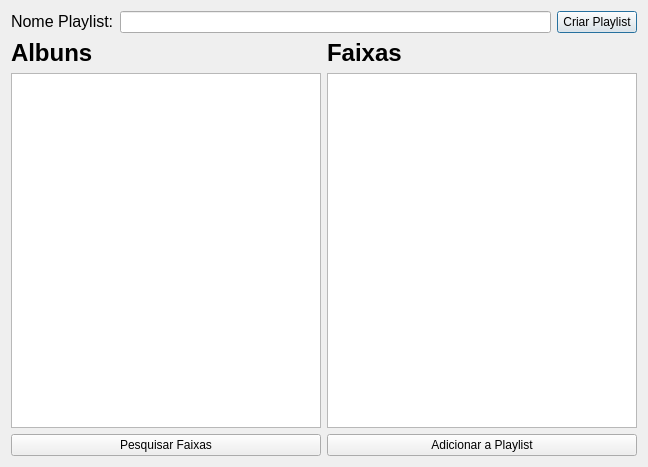
This is spotPer/janelanovaplaylist.ui in liiiipe/spotPer as Qt 5 draws it before an edit. The edited form follows.
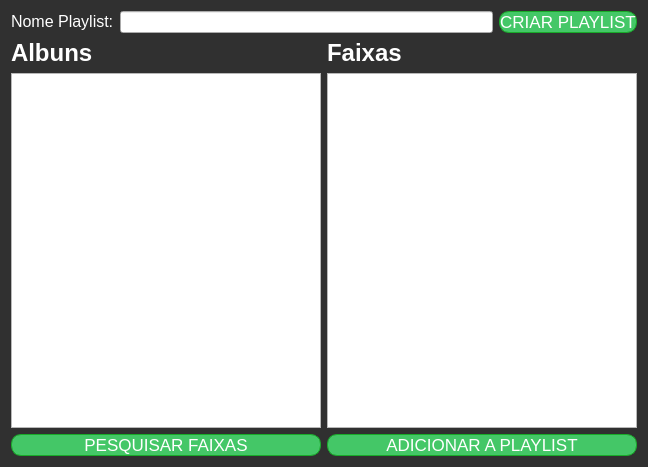
This is the edited form. Icons and pictures are not drawn.

The edit to the form file:
```diff
--- a/spotPer/janelanovaplaylist.ui
+++ b/spotPer/janelanovaplaylist.ui
@@ -13,6 +13,30 @@
   <property name="windowTitle">
    <string>Nova Playlist</string>
   </property>
+  <property name="windowIcon">
+   <iconset resource="iconspotper.qrc">
+    <normaloff>:/new/prefix1/imgs/spot.png</normaloff>:/new/prefix1/imgs/spot.png</iconset>
+  </property>
+  <property name="styleSheet">
+   <string notr="true">QPushButton {
+	font: 75 16pt &quot;Bahnschrift&quot;;
+	background-color:#44c767;
+	border-radius: 10px;
+	border:1px solid #18ab29;
+	color:#ffffff;
+	font-size:17px;
+}
+QPushButton:hover {
+	background-color: #53f37e;
+}
+QDialog{
+	background-color: #303030;
+}
+QLabel{
+	font: 75 16pt &quot;Bahnschrift&quot;;
+	color:#ffffff;
+}</string>
+  </property>
   <property name="modal">
    <bool>true</bool>
   </property>
@@ -32,7 +56,7 @@
      <item row="0" column="2">
       <widget class="QPushButton" name="btnCriarPlaylist">
        <property name="text">
-        <string>Criar Playlist</string>
+        <string>CRIAR PLAYLIST</string>
        </property>
       </widget>
      </item>
@@ -53,7 +77,7 @@
      <item>
       <widget class="QPushButton" name="btnAddAPlaylist">
        <property name="text">
-        <string>Adicionar a Playlist</string>
+        <string>ADICIONAR A PLAYLIST</string>
        </property>
       </widget>
      </item>
@@ -74,7 +98,7 @@
      <item>
       <widget class="QPushButton" name="btnPesquisarFaixas">
        <property name="text">
-        <string>Pesquisar Faixas</string>
+        <string>PESQUISAR FAIXAS</string>
        </property>
        <property name="checkable">
         <bool>false</bool>
```
Left out of the diff: 4 changed lines with no effect on the pictures.
